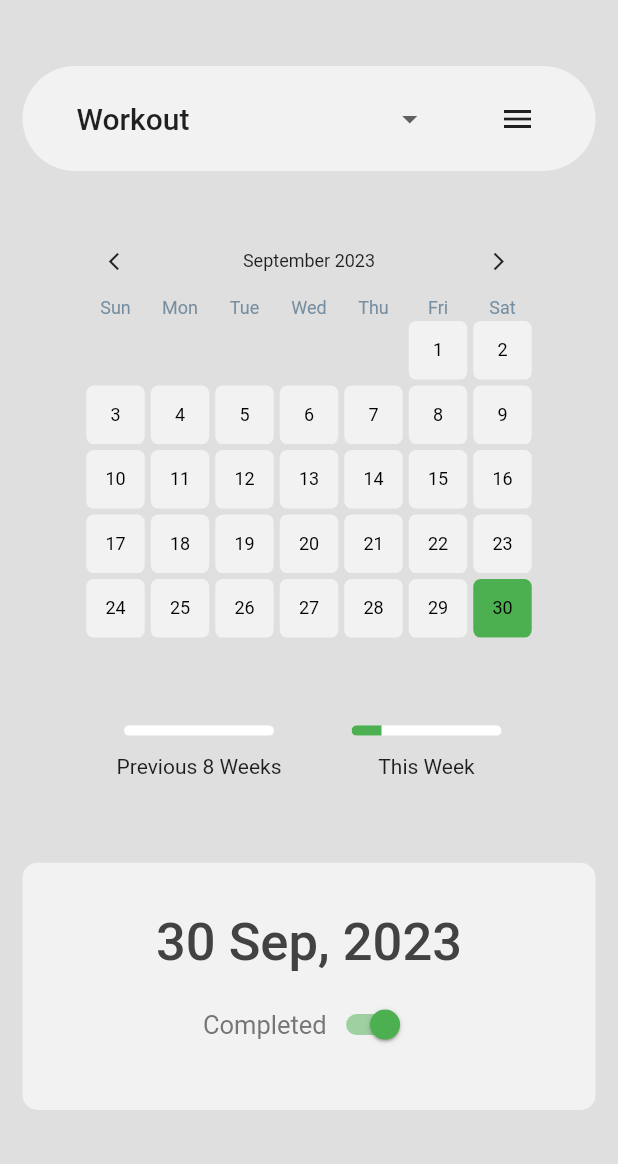
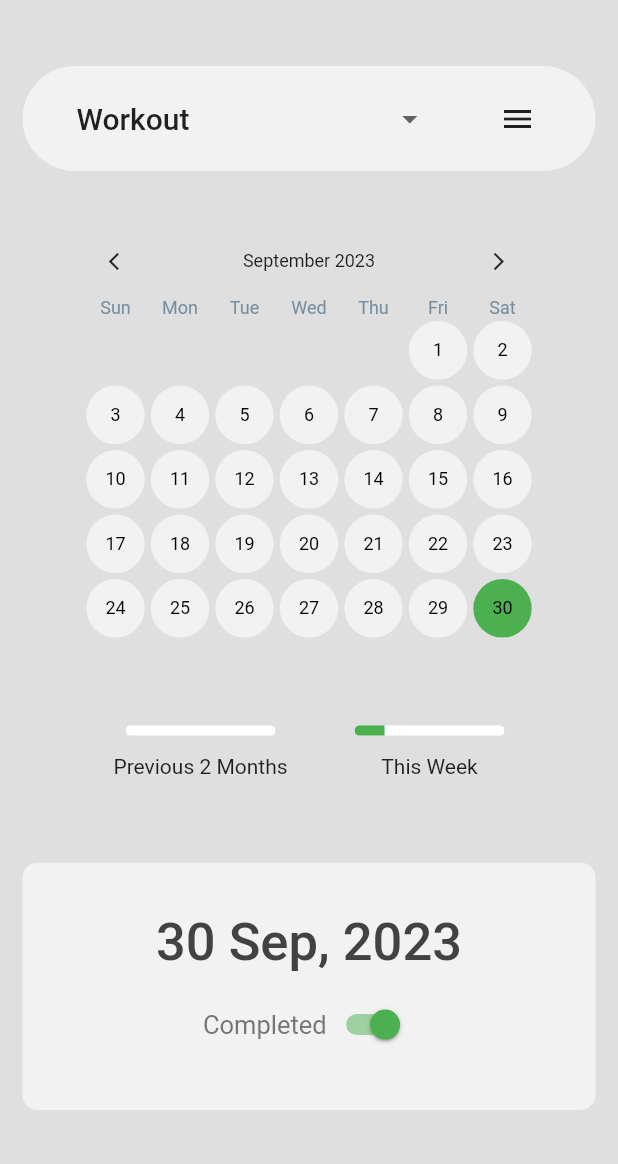
Before and after one commit to thenoisyninga/daily_habit_tracker, a Flutter app: the screen it shows after launch, on a phone screen of 412 x 824 dp, the part 72-1236 px from its top. Run offline on Flutter 3.47's test engine with Material 2 defaults, Android fonts, the phone set to English and light mode, and no system bars; our stand-ins replace flutter_heatmap_calendar, hive_flutter; accounts and stored records are empty.

Commit message:
added multiple progress display modes.

```diff
--- a/lib/db_ops/habit_database.dart
+++ b/lib/db_ops/habit_database.dart
@@ -13,11 +13,23 @@ class HabitDatabase extends ChangeNotifier {
     DateTime.now().day,
   );
 
+  String progressPercDispMode = "2 Months";
+
+  Map<String, int> progressPercDispModes = {
+    "2 Weeks": 2,
+    "4 Weeks": 4,
+    "2 Months": 60 ~/ 7,
+    "6 Months": (365 / 2) ~/ 7,
+    "1 Year": 365 ~/ 7,
+  };
+
   int targetCompletionsPerWeek = 5;
 
   void _loadData() {
     selectedHabit = _habitDatabase.get("SELECTED_HABIT");
     habitList = _habitDatabase.get("HABIT_LIST") ?? [];
+    progressPercDispMode =
+        _habitDatabase.get("PROGRSS_PERC_DISPLAY_MODE") ?? "2 Months";
 
     for (int i = 0; i < habitList.length; i++) {
       // for each recorded habit, get the dates list
@@ -35,6 +47,7 @@ class HabitDatabase extends ChangeNotifier {
   void _saveData() {
     _habitDatabase.put("SELECTED_HABIT", selectedHabit);
     _habitDatabase.put("HABIT_LIST", habitList);
+    _habitDatabase.put("PROGRSS_PERC_DISPLAY_MODE", progressPercDispMode);
 
     List<String> habitDatesinString = [];
 
@@ -52,6 +65,7 @@ class HabitDatabase extends ChangeNotifier {
 
   void createDefaultData() {
     habitList = ["Workout"];
+    progressPercDispMode = "2 Months";
     selectedHabit = habitList[0];
     DateTime now = DateTime.now();
     dateRecords = {
@@ -124,9 +138,10 @@ class HabitDatabase extends ChangeNotifier {
     return _selectedDate;
   }
 
-  double getCompletionPercentage(int weeks) {
-    print("Getting completion percentage.");
+  double getCompletionPercentage() {
     _loadData();
+
+    int weeks = progressPercDispModes[progressPercDispMode] ?? 60 ~/ 7;
 
     // get last monday's date
     DateTime weekLowerBound = DateTime(
@@ -136,9 +151,7 @@ class HabitDatabase extends ChangeNotifier {
     );
 
     while (weekLowerBound.weekday != DateTime.monday) {
-      print("Going back to get week start");
       weekLowerBound = weekLowerBound.subtract(const Duration(days: 1));
-      print(weekLowerBound);
     }
 
     DateTime weekUpperBound = weekLowerBound.subtract(const Duration(days: 7));
@@ -171,7 +184,6 @@ class HabitDatabase extends ChangeNotifier {
   }
 
   int getCompletionsInCurrentWeek() {
-    print("Getting completion in current week");
     _loadData();
 
     // get last monday's date
@@ -197,4 +209,14 @@ class HabitDatabase extends ChangeNotifier {
 
     return daysCompletedInThisWeek;
   }
+
+  void setProgressPercDispMode(String newMode) {
+    progressPercDispMode = newMode;
+    _saveData();
+    notifyListeners();
+  }
+
+  List<String> getProgressPercModesList() {
+    return progressPercDispModes.keys.toList();
+  }
 }
--- a/lib/pages/home.dart
+++ b/lib/pages/home.dart
@@ -1,4 +1,5 @@
 import 'package:daily_habit_tracker/db_ops/habit_database.dart';
+import 'package:daily_habit_tracker/dialogues/range_selector.dart';
 import 'package:daily_habit_tracker/helper/date_parse.dart';
 import 'package:daily_habit_tracker/widgets/habit_calendar.dart';
 import 'package:daily_habit_tracker/widgets/habit_selector.dart';
@@ -59,6 +60,7 @@ class _HomePageState extends State<HomePage> {
                 const HabitCalendar(),
 
                 // Consistency Overview
+                Stack(children: [
                   Padding(
                     padding: const EdgeInsets.symmetric(
                         horizontal: 16.0, vertical: 8.0),
@@ -83,11 +85,11 @@ class _HomePageState extends State<HomePage> {
                                   child: LinearProgressIndicator(
                                     backgroundColor: Colors.white,
                                     color: Colors.green,
-                                  value: value.getCompletionPercentage(8),
+                                    value: value.getCompletionPercentage(),
                                   ),
                                 ),
                               ),
-                            const Text("Previous 8 Weeks"),
+                              Text("Previous ${value.progressPercDispMode}"),
                             ],
                           ),
                           Column(
@@ -113,6 +115,32 @@ class _HomePageState extends State<HomePage> {
                       ),
                     ),
                   ),
+                  Container(
+                    height: 60,
+                    child: Row(
+                      children: [
+                        // The part covering the progress indicator on the left
+                        Expanded(
+                          child: GestureDetector(
+                            onTap: () {
+                              showDialog(
+                                  context: context,
+                                  builder: (context) => const RangeSelector());
+                            },
+                            child: Container(
+                              color: Colors.transparent,
+                            ),
+                          ),
+                        ),
+
+                        // The part covering the progress indicator on the right
+                        Expanded(
+                          child: Container(),
+                        ),
+                      ],
+                    ),
+                  ),
+                ]),
 
                 // Completion Checker for chosen date
                 Container(
--- a/lib/pages/splash.dart
+++ b/lib/pages/splash.dart
@@ -144,7 +144,6 @@ class _SplashScreenState extends State<SplashScreen>
               builder: (context) => const HomePage(),
             ),
           );
-          print("push home here");
         }
       });
     });
--- a/lib/theme/dark_theme.dart
+++ b/lib/theme/dark_theme.dart
@@ -4,15 +4,15 @@ ThemeData myDarkTheme = ThemeData(
   brightness: Brightness.dark,
   colorScheme: ColorScheme.dark(
     background: Colors.black,
-    secondary: const Color.fromARGB(255, 28, 28, 28),
+    secondary: const Color.fromARGB(255, 21, 21, 21),
     surface: const Color.fromARGB(255, 36, 36, 36),
-    primary: const Color.fromARGB(255, 31, 31, 31),
+    primary: const Color.fromARGB(255, 21, 21, 21),
     onBackground: Colors.white,
     onPrimary: Colors.white,
     onSecondary: Colors.grey[200]!,
     onSurface: Colors.white,
   ),
-  dialogBackgroundColor: Colors.black,
+  dialogBackgroundColor: Color.fromARGB(255, 33, 33, 33),
   dialogTheme: DialogTheme(
     titleTextStyle: TextStyle(
       fontWeight: FontWeight.w300,
--- a/lib/widgets/habit_calendar.dart
+++ b/lib/widgets/habit_calendar.dart
@@ -21,6 +21,10 @@ class _HabitCalendarState extends State<HabitCalendar> {
             1: Colors.green,
           },
           size: 39,
+          borderRadius: 100,
+          onMonthChange: (date) {
+            value.setSelectedDate(date);
+          },
           initDate: value.getSelectedDate(),
           defaultColor: Theme.of(context).colorScheme.surface,
           colorMode: ColorMode.color,
```
Also changed, not shown: lib/dialogues/range_selector.dart (added, +44 -0 lines), pubspec.lock. Lines whose indentation alone changed are shown as unchanged.
